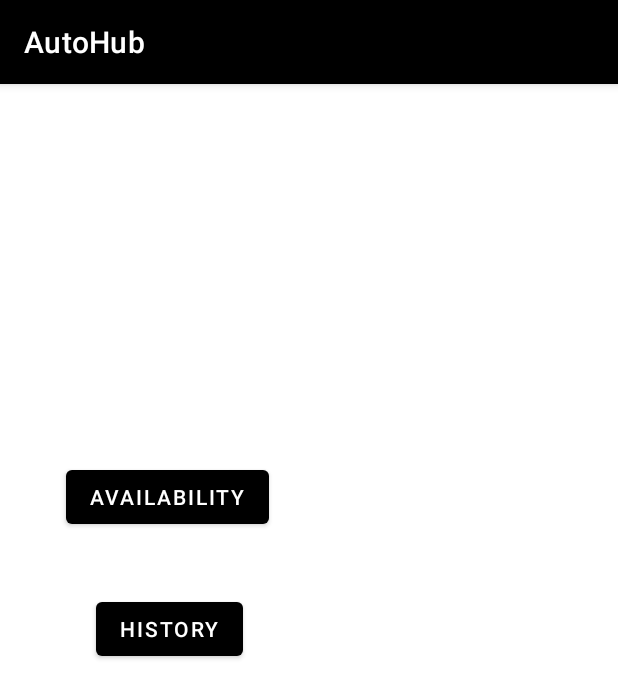
After one commit to rohitrathod-4004/AutoHub-Smart-Car-Service-Platform, an Android app: the MechanicActivity screen opened directly, with no data from a screen before it, on a phone screen of 412 x 824 dp. The commit adds this screen. Shown: the top 698 px of the screen. Run offline under Robolectric (Android 15) with nearby library versions, the phone set to English and light mode, and no system bars.

Commit message:
Mechanic availability and location uploaded

```diff
--- a/EDAI-APP/app/build.gradle.kts
+++ b/EDAI-APP/app/build.gradle.kts
@@ -69,4 +69,7 @@ dependencies {
     testImplementation("junit:junit:4.13.2")
     androidTestImplementation("androidx.test.ext:junit:1.2.1")
     androidTestImplementation("androidx.test.espresso:espresso-core:3.6.1")
+
+    //Location
+    implementation ("com.google.android.gms:play-services-location:21.0.1")
 }
--- a/EDAI-APP/app/src/main/java/com/cscorner/autohub/LoginActivityOwner.java
+++ b/EDAI-APP/app/src/main/java/com/cscorner/autohub/LoginActivityOwner.java
@@ -11,7 +11,6 @@ import android.widget.ImageView;
 import android.widget.TextView;
 import android.widget.Toast;
 
-import androidx.annotation.NonNull;
 import androidx.appcompat.app.AppCompatActivity;
 
 import com.google.firebase.auth.FirebaseAuth;
@@ -57,7 +56,7 @@ public class LoginActivityOwner extends AppCompatActivity {
             @Override
             public void onClick(View v) {
                 // Navigate to SignupActivity for Owners
-                Intent intent = new Intent(LoginActivityOwner.this, SignupActivityOwner.class);
+                Intent intent = new Intent(LoginActivityOwner.this, SignUpActivityOwner.class);
                 startActivity(intent);
             }
         });
--- /dev/null
+++ b/EDAI-APP/app/src/main/java/com/cscorner/autohub/mechanic/HistoryActivity.java
@@ -0,0 +1,6 @@
+package com.cscorner.autohub.mechanic;
+
+import androidx.appcompat.app.AppCompatActivity;
+
+public class HistoryActivity extends AppCompatActivity{
+}
--- /dev/null
+++ b/EDAI-APP/app/src/main/java/com/cscorner/autohub/mechanic/MechanicActivity.java
@@ -0,0 +1,32 @@
+package com.cscorner.autohub.mechanic;
+
+import android.content.Intent;
+import android.os.Bundle;
+import android.widget.Button;
+import androidx.appcompat.app.AppCompatActivity;
+
+import com.cscorner.autohub.R;
+
+public class MechanicActivity extends AppCompatActivity {
+
+    @Override
+    protected void onCreate(Bundle savedInstanceState) {
+        super.onCreate(savedInstanceState);
+        setContentView(R.layout.mechanic_dashboard_main);
+
+        // Initialize Buttons
+        Button seeHistory = findViewById(R.id.seeHistory);
+        Button beActive = findViewById(R.id.be_active);
+
+        // Set Click Listeners
+        seeHistory.setOnClickListener(v -> {
+            Intent intent = new Intent(MechanicActivity.this, HistoryActivity.class);
+            startActivity(intent);
+        });
+
+        beActive.setOnClickListener(v -> {
+            Intent intent = new Intent(MechanicActivity.this, AvailabilityActivity.class);
+            startActivity(intent);
+        });
+    }
+}
--- /dev/null
+++ b/EDAI-APP/app/src/main/res/layout/mechanic_dashboard_main.xml
@@ -0,0 +1,28 @@
+<?xml version="1.0" encoding="utf-8"?>
+<androidx.constraintlayout.widget.ConstraintLayout xmlns:android="http://schemas.android.com/apk/res/android"
+    xmlns:app="http://schemas.android.com/apk/res-auto"
+    xmlns:tools="http://schemas.android.com/tools"
+    android:layout_width="match_parent"
+    android:layout_height="match_parent">
+
+    <Button
+        android:id="@+id/seeHistory"
+        android:layout_width="wrap_content"
+        android:layout_height="wrap_content"
+        android:layout_marginStart="64dp"
+        android:layout_marginTop="40dp"
+        android:text="History"
+        app:layout_constraintStart_toStartOf="parent"
+        app:layout_constraintTop_toBottomOf="@+id/be_active" />
+
+    <Button
+        android:id="@+id/be_active"
+        android:layout_width="wrap_content"
+        android:layout_height="wrap_content"
+        android:layout_marginStart="44dp"
+        android:text="Availability"
+        app:layout_constraintBottom_toBottomOf="parent"
+        app:layout_constraintStart_toStartOf="parent"
+        app:layout_constraintTop_toTopOf="parent"
+        app:layout_constraintVertical_bias="0.349" />
+</androidx.constraintlayout.widget.ConstraintLayout>
--- a/EDAI-APP/app/src/main/res/layout/mechanic_main.xml
+++ b/EDAI-APP/app/src/main/res/layout/mechanic_main.xml
@@ -39,7 +39,7 @@
         app:layout_constraintStart_toStartOf="parent"
         app:layout_constraintTop_toTopOf="@+id/textView27"
         app:layout_constraintVertical_bias="0.244"
-        app:srcCompat="@drawable/img" />
+        app:srcCompat="@drawable/mechanic_logo" />
 
     <TextView
         android:id="@+id/expenseText"
--- a/EDAI-APP/app/src/main/res/values/strings.xml
+++ b/EDAI-APP/app/src/main/res/values/strings.xml
@@ -70,4 +70,5 @@
     <string name="status_icon">Status Icon</string>
     <string name="document_image">document_image\n</string>
     <string name="driving_license">driving_license</string>
+    <string name="mechanic">Mechanic</string>
 </resources>
```
Also changed, not shown: EDAI-APP/app/src/main/AndroidManifest.xml (+6 -1 lines), EDAI-APP/app/src/main/java/com/cscorner/autohub/MainActivityOwner.java (+32 -25 lines), EDAI-APP/app/src/main/java/com/cscorner/autohub/SignUpActivityOwner.java (renamed from EDAI-APP/app/src/main/java/com/cscorner/autohub/SignupActivityOwner.java, +23 -11 lines), EDAI-APP/app/src/main/java/com/cscorner/autohub/mechanic/AvailabilityActivity.java (added, +172 -0 lines), EDAI-APP/app/src/main/res/layout/mechanic_availability_activity.xml (added, +31 -0 lines), EDAI-APP/app/src/main/res/layout/owner_main.xml (+29 -0 lines), EDAI-APP/app/src/main/res/drawable/mechanic_logo.png (renamed from EDAI-APP/app/src/main/res/drawable/img.png).
